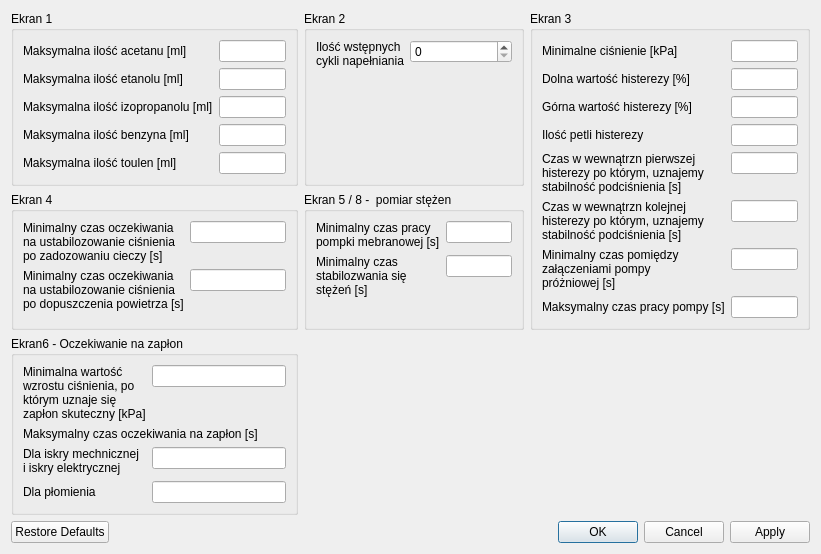
wiacekmarcin/StanowiskoChemiczne, file app/ustawieniatestu.ui: the form before one commit.
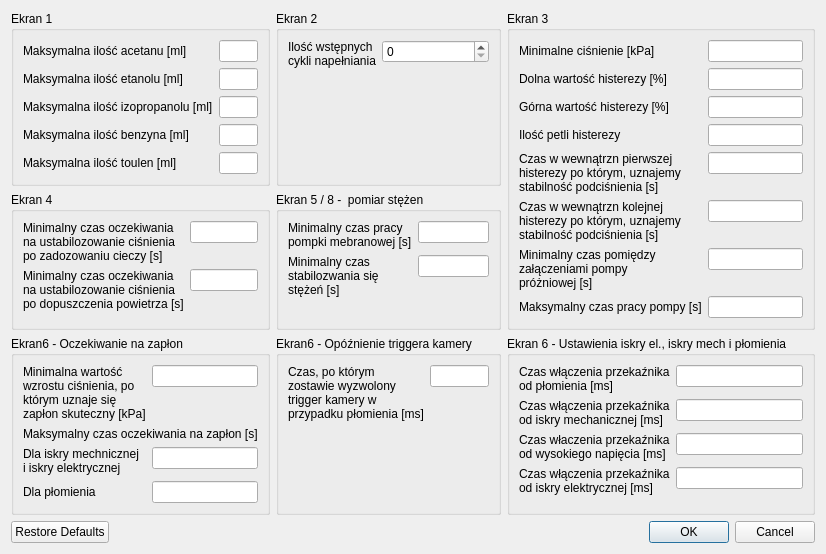
The form after the commit. Custom widgets are drawn as their Qt base class.

The edit to the form file:
```diff
--- a/app/ustawieniatestu.ui
+++ b/app/ustawieniatestu.ui
@@ -112,7 +112,7 @@
       <enum>Qt::Horizontal</enum>
      </property>
      <property name="standardButtons">
-      <set>QDialogButtonBox::Apply|QDialogButtonBox::Cancel|QDialogButtonBox::Ok|QDialogButtonBox::RestoreDefaults</set>
+      <set>QDialogButtonBox::Cancel|QDialogButtonBox::Ok|QDialogButtonBox::RestoreDefaults</set>
      </property>
     </widget>
    </item>
@@ -308,7 +308,82 @@
        <widget class="DoubleLineEdit" name="lineEdit"/>
       </item>
       <item row="3" column="1">
-       <widget class="DoubleLineEdit" name="lineEdit_2"/>
+       <widget class="DoubleLineEdit" name="oczekiwanienazaplon_plomien"/>
+      </item>
+     </layout>
+    </widget>
+   </item>
+   <item row="2" column="1">
+    <widget class="QGroupBox" name="opoznienieKamery">
+     <property name="title">
+      <string>Ekran6 - Opóźnienie triggera kamery</string>
+     </property>
+     <layout class="QFormLayout" name="formLayout_7">
+      <item row="0" column="0">
+       <widget class="QLabel" name="label_22">
+        <property name="text">
+         <string>Czas, po którym 
+zostawie wyzwolony 
+trigger kamery w 
+przypadku płomienia [ms]</string>
+        </property>
+       </widget>
+      </item>
+      <item row="0" column="1">
+       <widget class="DoubleLineEdit" name="opoznieniekamery_plomien"/>
+      </item>
+     </layout>
+    </widget>
+   </item>
+   <item row="2" column="2">
+    <widget class="QGroupBox" name="Ekran6Zaplon">
+     <property name="title">
+      <string>Ekran 6 - Ustawienia iskry el., iskry mech i płomienia</string>
+     </property>
+     <layout class="QFormLayout" name="formLayout_8">
+      <item row="0" column="0">
+       <widget class="QLabel" name="label_23">
+        <property name="text">
+         <string>Czas włączenia przekaźnika
+od płomienia [ms]</string>
+        </property>
+       </widget>
+      </item>
+      <item row="0" column="1">
+       <widget class="DoubleLineEdit" name="zaplon_czasPlomienia"/>
+      </item>
+      <item row="1" column="0">
+       <widget class="QLabel" name="label_24">
+        <property name="text">
+         <string>Czas włączenia przekaźnika
+od iskry mechanicznej [ms]</string>
+        </property>
+       </widget>
+      </item>
+      <item row="1" column="1">
+       <widget class="DoubleLineEdit" name="zaplon_czasIksryMechanicznej"/>
+      </item>
+      <item row="2" column="0">
+       <widget class="QLabel" name="label_25">
+        <property name="text">
+         <string>Czas właczenia przekaźnika
+od wysokiego napięcia [ms]</string>
+        </property>
+       </widget>
+      </item>
+      <item row="2" column="1">
+       <widget class="DoubleLineEdit" name="zaplon_czasWysokieNapiecie"/>
+      </item>
+      <item row="3" column="0">
+       <widget class="QLabel" name="label_26">
+        <property name="text">
+         <string>Czas włączenia przekaźnika
+od iskry elektrycznej [ms]</string>
+        </property>
+       </widget>
+      </item>
+      <item row="3" column="1">
+       <widget class="DoubleLineEdit" name="zaplon_czasIskryElektrycznej"/>
       </item>
      </layout>
     </widget>
```
Left out of the diff: 2 changed lines with no effect on the pictures.
